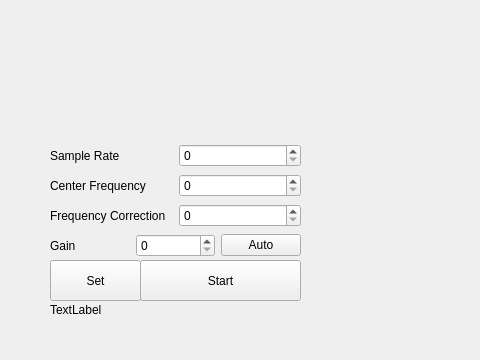
Qt form SDR_Client/mainwindow.ui (PeterChizhikov/RTL-SDR_Control) before a commit; both pictures show x 0 to 480 and y 0 to 360 of the 1024 by 700 pixel window.
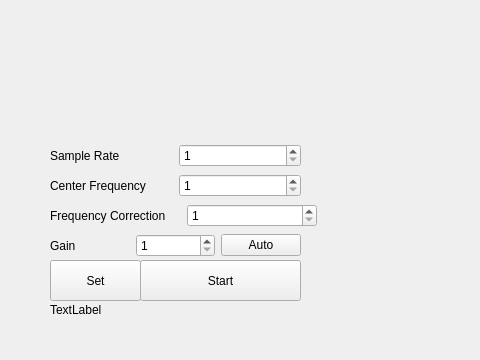
The same form after that commit. Custom widgets are drawn as their Qt base class.

What changed in the file:
```diff
--- a/SDR_Client/mainwindow.ui
+++ b/SDR_Client/mainwindow.ui
@@ -38,7 +38,14 @@
       </widget>
      </item>
      <item>
-      <widget class="QSpinBox" name="spinBox"/>
+      <widget class="QSpinBox" name="spinBox">
+       <property name="minimum">
+        <number>1</number>
+       </property>
+       <property name="maximum">
+        <number>2147483647</number>
+       </property>
+      </widget>
      </item>
     </layout>
    </widget>
@@ -60,7 +67,14 @@
       </widget>
      </item>
      <item>
-      <widget class="QSpinBox" name="spinBox_2"/>
+      <widget class="QSpinBox" name="spinBox_2">
+       <property name="minimum">
+        <number>1</number>
+       </property>
+       <property name="maximum">
+        <number>2147483647</number>
+       </property>
+      </widget>
      </item>
     </layout>
    </widget>
@@ -69,7 +83,7 @@
      <rect>
       <x>50</x>
       <y>200</y>
-      <width>251</width>
+      <width>267</width>
       <height>31</height>
      </rect>
     </property>
@@ -82,7 +96,14 @@
       </widget>
      </item>
      <item>
-      <widget class="QSpinBox" name="spinBox_3"/>
+      <widget class="QSpinBox" name="spinBox_3">
+       <property name="minimum">
+        <number>1</number>
+       </property>
+       <property name="maximum">
+        <number>2147483647</number>
+       </property>
+      </widget>
      </item>
     </layout>
    </widget>
@@ -104,7 +125,14 @@
       </widget>
      </item>
      <item>
-      <widget class="QSpinBox" name="spinBox_4"/>
+      <widget class="QSpinBox" name="spinBox_4">
+       <property name="minimum">
+        <number>1</number>
+       </property>
+       <property name="maximum">
+        <number>2147483647</number>
+       </property>
+      </widget>
      </item>
      <item>
       <widget class="QPushButton" name="pushButton">
```
